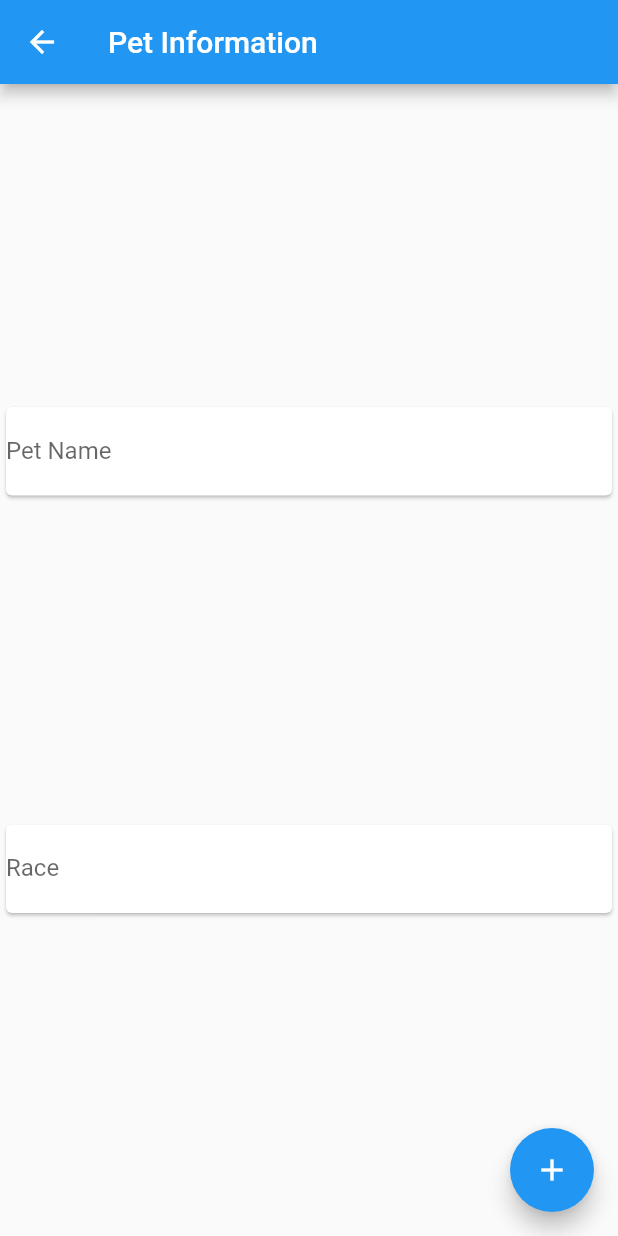
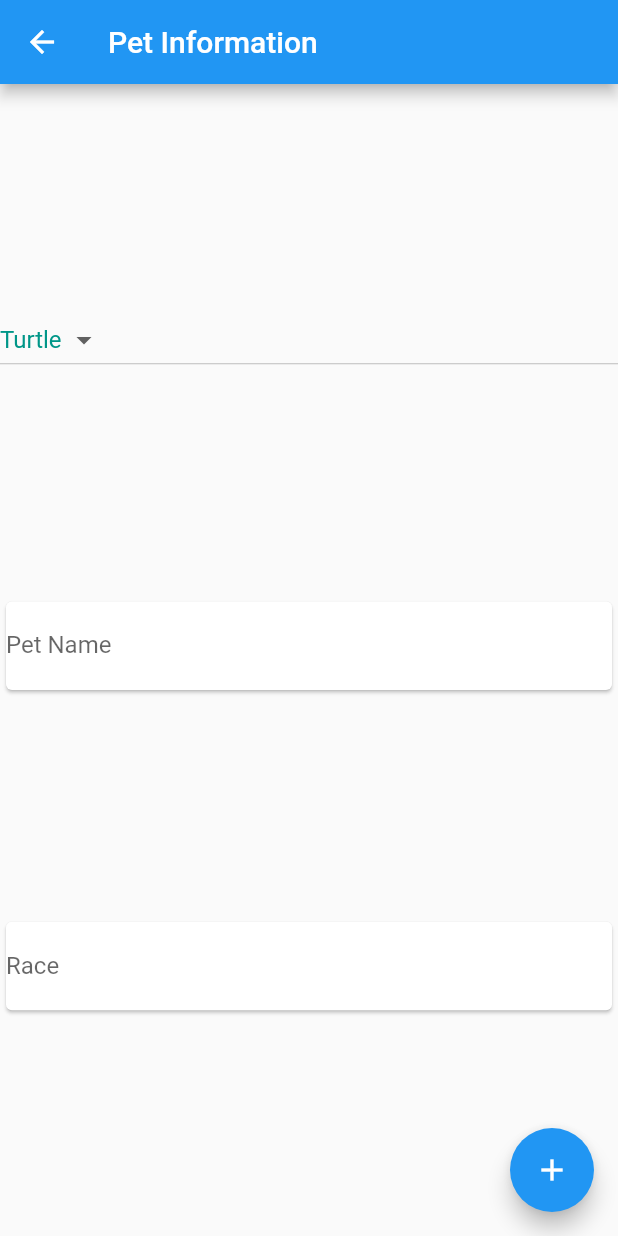
Before and after one commit to MiguelAzevedo2108/PetInfo, a Flutter app: the CreatePetPage screen opened directly, on a phone screen of 412 x 824 dp. Run offline on Flutter 3.47's test engine with Material 2 defaults, Android fonts, the light colour scheme and no system bars.

Commit message:
dropdown

```diff
--- a/lib/entities/Pet.dart
+++ b/lib/entities/Pet.dart
@@ -1,10 +1,11 @@
 import 'package:petinfo/entities/Type.dart';
+import 'User.dart';
 
 class Pet {
-  String username = "";
+  User user;
   String name;
   Type type;
   String race;
 
-  Pet({required this.name, required this.type, required this.race});
+  Pet(this.user, this.name, this.type, this.race);
 }
--- a/lib/entities/Type.dart
+++ b/lib/entities/Type.dart
@@ -1,8 +1,8 @@
 export 'Type.dart';
 
 enum Type{
-  cat,
-  dog,
-  turtle,
-  bunny,
+  Cat,
+  Dog,
+  Turtle,
+  Bunny,
 }
--- /dev/null
+++ b/lib/entities/User.dart
@@ -0,0 +1,18 @@
+import 'package:petinfo/entities/User.dart';
+import 'Pet.dart';
+
+class User{
+  String id;
+  String username;
+  String password;
+  List<Pet> _pets = [];
+
+  User(this.id, this.username, this.password);
+
+  List<Pet> get pets => _pets;
+
+  set pets(List<Pet> value) {
+    _pets = value;
+  }
+
+}
--- a/lib/screens/CreatePetPage.dart
+++ b/lib/screens/CreatePetPage.dart
@@ -1,15 +1,17 @@
 import 'package:flutter/cupertino.dart';
 import 'package:flutter/material.dart';
-import 'package:petinfo/entities/Pet.dart';
 import 'package:petinfo/entities/Type.dart';
 
 class CreatePetPage extends StatefulWidget {
+  const CreatePetPage({super.key});
+
   @override
   State<CreatePetPage> createState() => _CreatePetPageState();
 }
 
 class _CreatePetPageState extends State<CreatePetPage> {
   final TextEditingController petNameController = TextEditingController();
+  Type type = Type.Turtle;
 
   @override
   void dispose() {
@@ -18,6 +20,7 @@ class _CreatePetPageState extends State<CreatePetPage> {
     super.dispose();
   }
 
+  @override
   Widget build(BuildContext context) {
     return Scaffold(
       appBar: AppBar(
@@ -25,21 +28,43 @@ class _CreatePetPageState extends State<CreatePetPage> {
       ),
       body: Column(
         mainAxisAlignment: MainAxisAlignment.spaceEvenly,
+        crossAxisAlignment: CrossAxisAlignment.stretch,
+
         children: <Widget>[
+          DropdownButton(
+            value: type,
+            items: Type.values
+                .map((type) => DropdownMenuItem(
+              value: type,
+              child: Text(
+                type.name,
+                style: const TextStyle(
+                  color: Colors.teal,
+                ),
+              ),
+            ))
+                .toList(),
+            borderRadius: BorderRadius.circular(20),
+            onChanged: (Type? newType) {
+              setState(() {
+                type = newType!;
+              });
+            },
+          ),
           Card(
             child: TextField(
               controller: petNameController,
-              style: TextStyle(
+              style: const TextStyle(
                   backgroundColor: Colors.white,
                   color: Colors.black,
                   fontSize: 16),
-              decoration: InputDecoration(
+              decoration: const InputDecoration(
                 border: InputBorder.none,
                 labelText: 'Pet Name',
               ),
             ),
           ),
-          Card(
+          const Card(
             child: TextField(
               style: TextStyle(
                 backgroundColor: Colors.white,
@@ -54,11 +79,8 @@ class _CreatePetPageState extends State<CreatePetPage> {
         ],
       ),
       floatingActionButton: FloatingActionButton(
-        child: Icon(Icons.add),
+        child: const Icon(Icons.add),
         onPressed: () {
-          Pet pet =
-              Pet(name: petNameController.text, type: Type.cat, race: "test");
-
           Navigator.pop(context);
         },
       ),
--- a/pubspec.yaml
+++ b/pubspec.yaml
@@ -16,6 +16,7 @@ dependencies:
 
   cupertino_icons: ^1.0.2
 
+
 dev_dependencies:
   flutter_test:
     sdk: flutter
```
Also changed, not shown: pubspec.lock.
